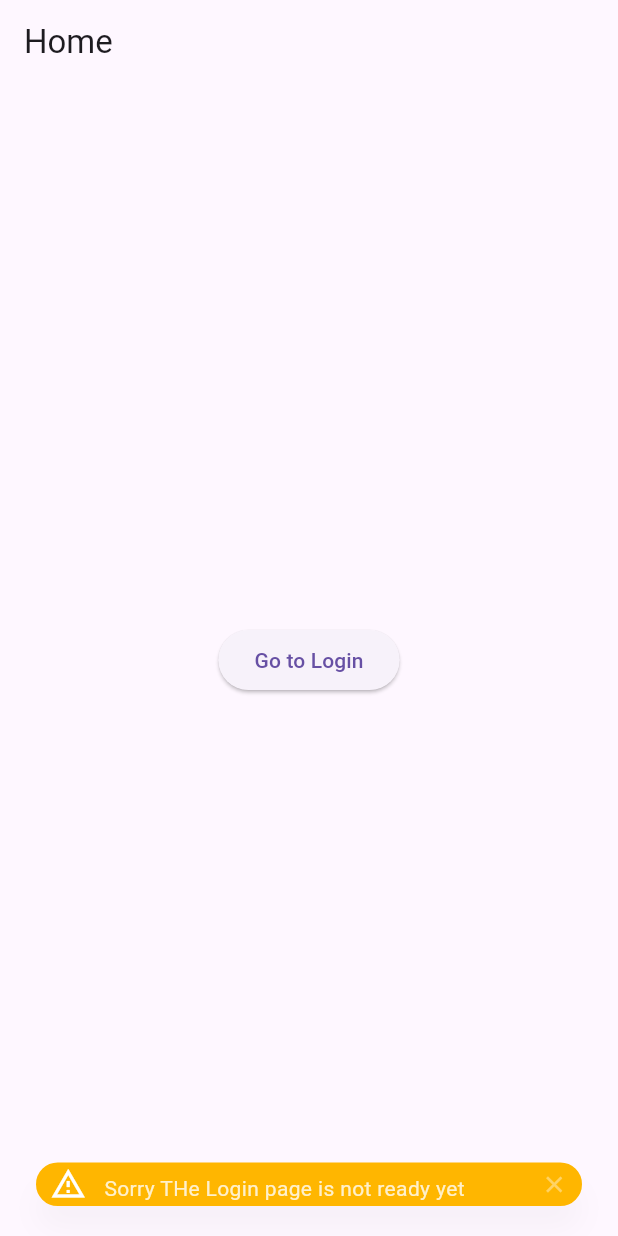
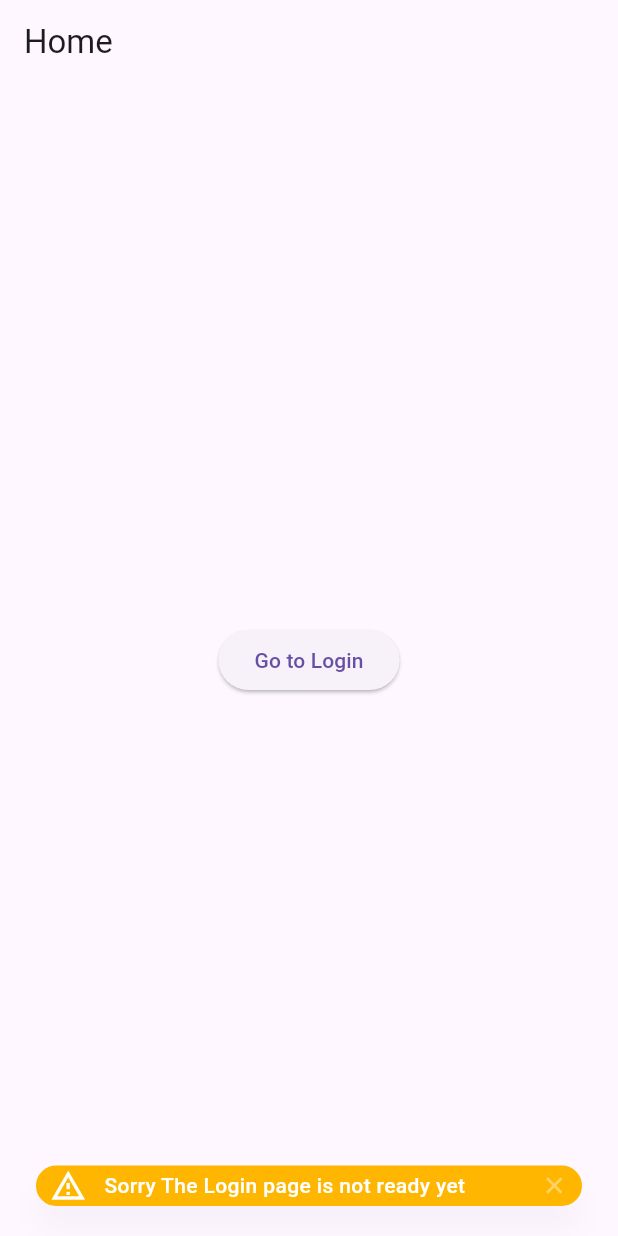
Before and after one commit to Utsav-56/Rentoshare_ui, a Flutter app: the screen it shows after launch, after a tap on "Go to Login", on a phone screen of 412 x 824 dp. Run offline on Flutter 3.47's test engine with Material 3 defaults, Android fonts, the light colour scheme and no system bars; drawn by our look-alikes of toastification; our stand-ins replace get.

Commit message:
Refactored toast

```diff
--- a/lib/app_utils/notifier.dart
+++ b/lib/app_utils/notifier.dart
@@ -26,11 +26,15 @@ class Notifier {
       ToastType.info: Icons.info_outline,
     }[type];
 
+    final description = message != "" || message.isNotEmpty
+        ? Text(message)
+        : null;
+
     toastification.show(
       type: toastificationType,
       style: ToastificationStyle.fillColored,
       title: title != null ? Text(title) : null,
-      description: Text(message),
+      description: description,
       alignment: Alignment.bottomLeft,
       autoCloseDuration: const Duration(seconds: 4),
       icon: Icon(icon),
--- a/lib/pages/home_page.dart
+++ b/lib/pages/home_page.dart
@@ -13,7 +13,8 @@ class HomePage extends StatelessWidget {
       body: Center(
         child: ElevatedButton(
           onPressed: () => Notifier.showToast(
-            "Sorry THe Login page is not ready yet",
+            "",
+            title: "Sorry The Login page is not ready yet",
             type: ToastType.warning,
           ),
           child: const Text("Go to Login"),
```
